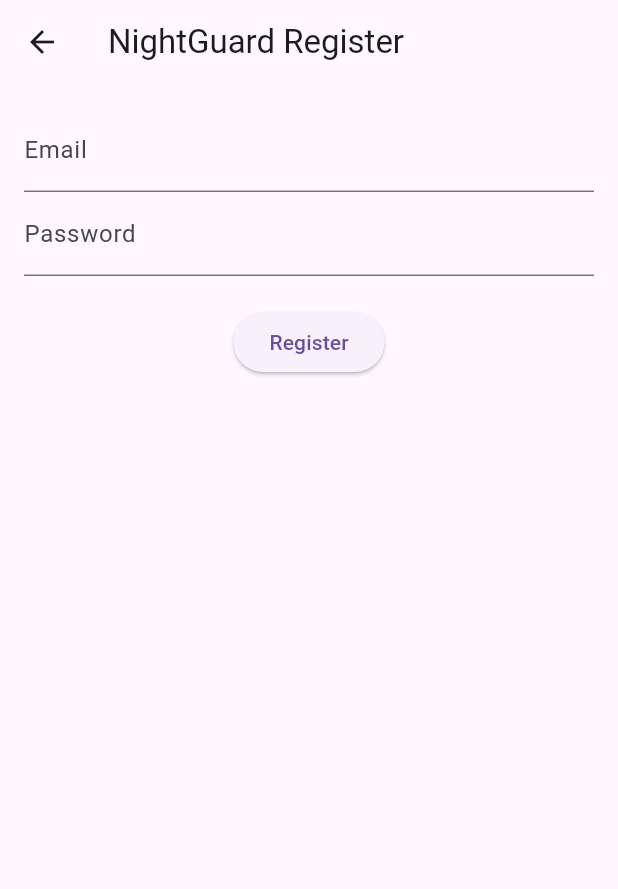
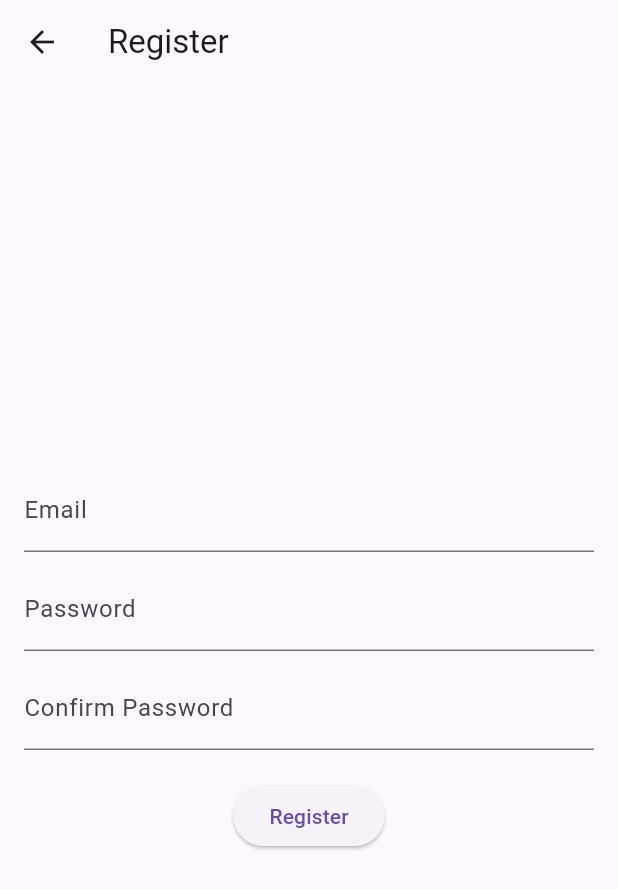
Before and after one commit to Nightwolf7104/Nightguard-public, a Flutter app: the RegisterScreen screen opened directly, on a phone screen of 412 x 824 dp. Shown: the top 889 px of the screen. Run offline on Flutter 3.47's test engine with Material 3 defaults, Android fonts, the phone set to English and light mode, and no system bars; our stand-ins replace firebase_auth, firebase_core; accounts and stored records are empty.

Commit message:
Update register_screen.dart

```diff
--- a/lib/register_screen.dart
+++ b/lib/register_screen.dart
@@ -1,55 +1,64 @@
 import 'package:flutter/material.dart';
 import 'package:firebase_auth/firebase_auth.dart';
 
-class RegisterScreen extends StatefulWidget {
-  @override
-  _RegisterScreenState createState() => _RegisterScreenState();
-}
-
-class _RegisterScreenState extends State<RegisterScreen> {
+class RegisterScreen extends StatelessWidget {
   final TextEditingController emailController = TextEditingController();
   final TextEditingController passwordController = TextEditingController();
+  final TextEditingController confirmPasswordController = TextEditingController();
+
   final FirebaseAuth _auth = FirebaseAuth.instance;
-  String errorMessage = '';
 
-  void register() async {
+  void register(BuildContext context) async {
+    if (passwordController.text != confirmPasswordController.text) {
+      ScaffoldMessenger.of(context)
+          .showSnackBar(SnackBar(content: Text("Passwords do not match")));
+      return;
+    }
+
     try {
       await _auth.createUserWithEmailAndPassword(
         email: emailController.text.trim(),
         password: passwordController.text.trim(),
       );
-      ScaffoldMessenger.of(context).showSnackBar(
-        SnackBar(content: Text('Registration successful!')),
-      );
-      Navigator.pop(context); // Return to login screen
+      ScaffoldMessenger.of(context)
+          .showSnackBar(SnackBar(content: Text("Registration successful")));
+      Navigator.pop(context); // go back to login screen
     } on FirebaseAuthException catch (e) {
-      setState(() {
-        errorMessage = e.message ?? 'Registration failed';
-      });
+      ScaffoldMessenger.of(context)
+          .showSnackBar(SnackBar(content: Text(e.message ?? "Registration failed")));
     }
   }
 
   @override
   Widget build(BuildContext context) {
     return Scaffold(
-      appBar: AppBar(title: Text('NightGuard Register')),
+      appBar: AppBar(title: const Text("Register")),
       body: Padding(
-        padding: EdgeInsets.all(16),
+        padding: const EdgeInsets.all(16.0),
         child: Column(
+          mainAxisAlignment: MainAxisAlignment.center,
           children: [
             TextField(
               controller: emailController,
-              decoration: InputDecoration(labelText: 'Email'),
+              decoration: const InputDecoration(labelText: "Email"),
             ),
+            const SizedBox(height: 10),
             TextField(
               controller: passwordController,
-              decoration: InputDecoration(labelText: 'Password'),
               obscureText: true,
+              decoration: const InputDecoration(labelText: "Password"),
             ),
-            SizedBox(height: 20),
-            ElevatedButton(onPressed: register, child: Text('Register')),
-            if (errorMessage.isNotEmpty)
-              Text(errorMessage, style: TextStyle(color: Colors.red)),
+            const SizedBox(height: 10),
+            TextField(
+              controller: confirmPasswordController,
+              obscureText: true,
+              decoration: const InputDecoration(labelText: "Confirm Password"),
+            ),
+            const SizedBox(height: 20),
+            ElevatedButton(
+              onPressed: () => register(context),
+              child: const Text("Register"),
+            ),
           ],
         ),
       ),
```
